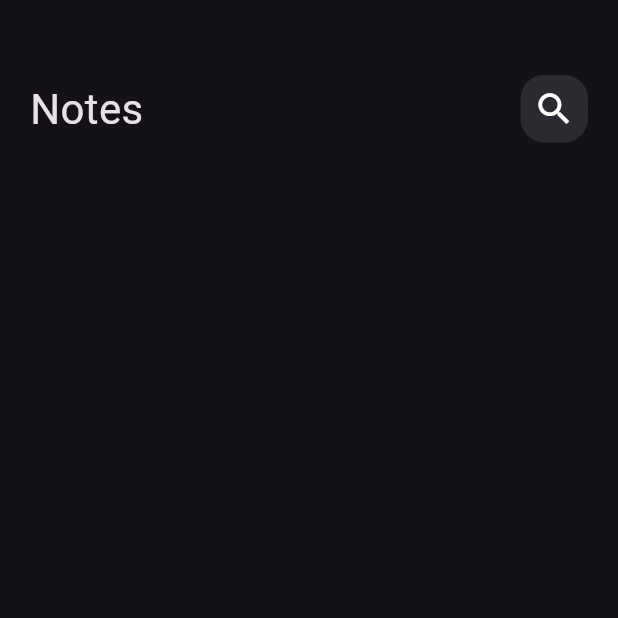
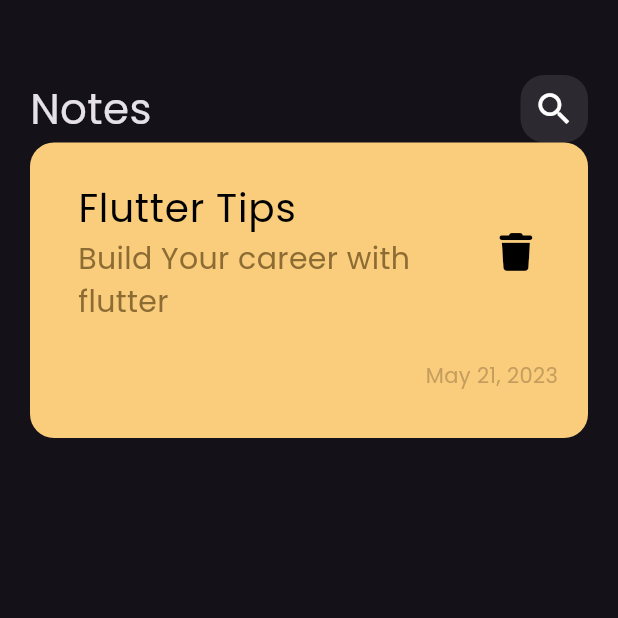
Before and after one commit to Eng-Mosad-99/notes, a Flutter app: the screen it shows after launch, on a phone screen of 412 x 824 dp, the top half of it. Run offline on Flutter 3.47's test engine with Material 3 defaults, Android fonts, the phone set to English and light mode, and no system bars; our stand-ins replace font_awesome_flutter.

Commit message:
create custom note item

```diff
--- a/lib/main.dart
+++ b/lib/main.dart
@@ -15,6 +15,7 @@ class Notes extends StatelessWidget {
       home: const NotesView(),
       theme: ThemeData(
         brightness: Brightness.dark,
+        fontFamily: 'Poppins',
       ),
     );
   }
--- /dev/null
+++ b/lib/widgets/notes_item.dart
@@ -0,0 +1,55 @@
+import 'package:flutter/material.dart';
+import 'package:font_awesome_flutter/font_awesome_flutter.dart';
+
+class NotesItem extends StatelessWidget {
+  const NotesItem({super.key});
+
+  @override
+  Widget build(BuildContext context) {
+    return Container(
+      padding: const EdgeInsets.only(top: 16, bottom: 16, left: 16),
+      decoration: BoxDecoration(
+        color: const Color(0xfffacd7d),
+        borderRadius: BorderRadius.circular(16),
+      ),
+      child: Column(
+        crossAxisAlignment: CrossAxisAlignment.end,
+        children: [
+          ListTile(
+            title: const Text(
+              'Flutter Tips',
+              style: TextStyle(
+                color: Colors.black,
+                fontSize: 26,
+              ),
+            ),
+            subtitle: const Text(
+              'Build Your career with flutter',
+              style: TextStyle(
+                color: Color(0xff8d6c34),
+                fontSize: 20,
+              ),
+            ),
+            trailing: IconButton(
+              onPressed: () {},
+              icon: const Icon(
+                FontAwesomeIcons.trash,
+                color: Colors.black,
+                size: 25,
+              ),
+            ),
+          ),
+          const Padding(
+            padding: EdgeInsets.only(top: 16, right: 20, bottom: 16),
+            child: Text(
+              'May 21, 2023',
+              style: TextStyle(
+                color: Color(0xffc59d5d),
+              ),
+            ),
+          ),
+        ],
+      ),
+    );
+  }
+}
--- a/lib/widgets/notes_view_body.dart
+++ b/lib/widgets/notes_view_body.dart
@@ -1,5 +1,6 @@
 import 'package:flutter/material.dart';
 import 'package:notes/widgets/custom_appBar.dart';
+import 'package:notes/widgets/notes_item.dart';
 
 class NotesViewBody extends StatelessWidget {
   const NotesViewBody({super.key});
@@ -10,6 +11,7 @@ class NotesViewBody extends StatelessWidget {
       padding: const EdgeInsets.only(top: 50, left: 20, right: 20),
       children: const [
         CustomAppBar(),
+        NotesItem(),
       ],
     );
   }
```
Also changed, not shown: pubspec.yaml (+5 -6 lines), assets/fonts/Poppins-Regular.ttf (added), pubspec.lock.
